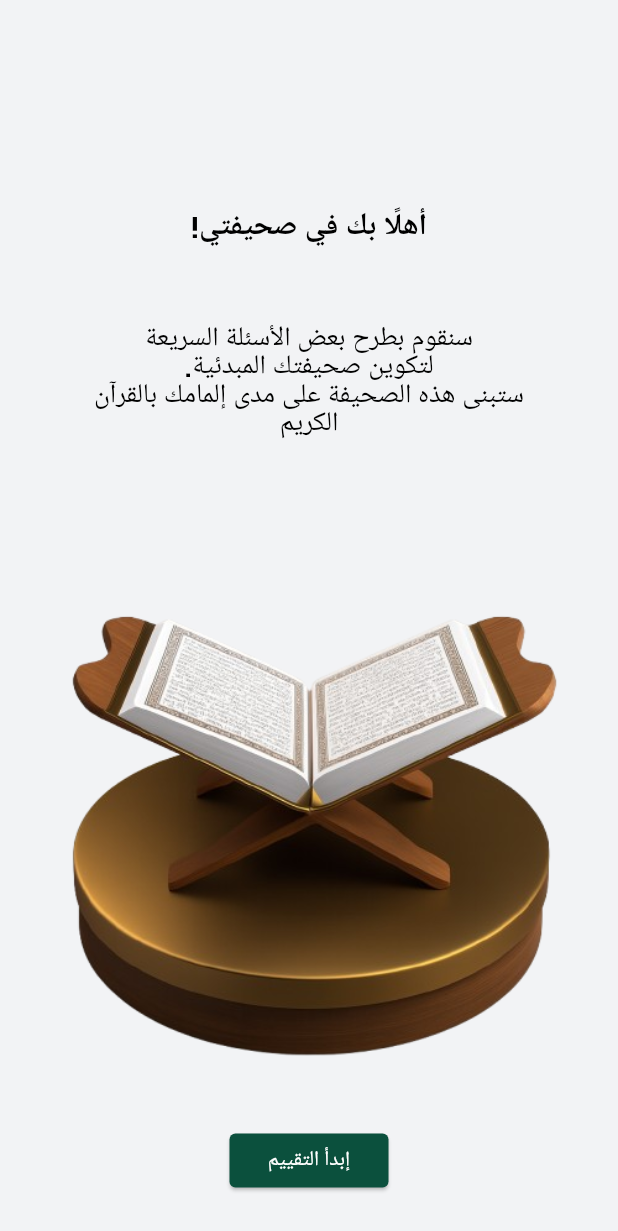
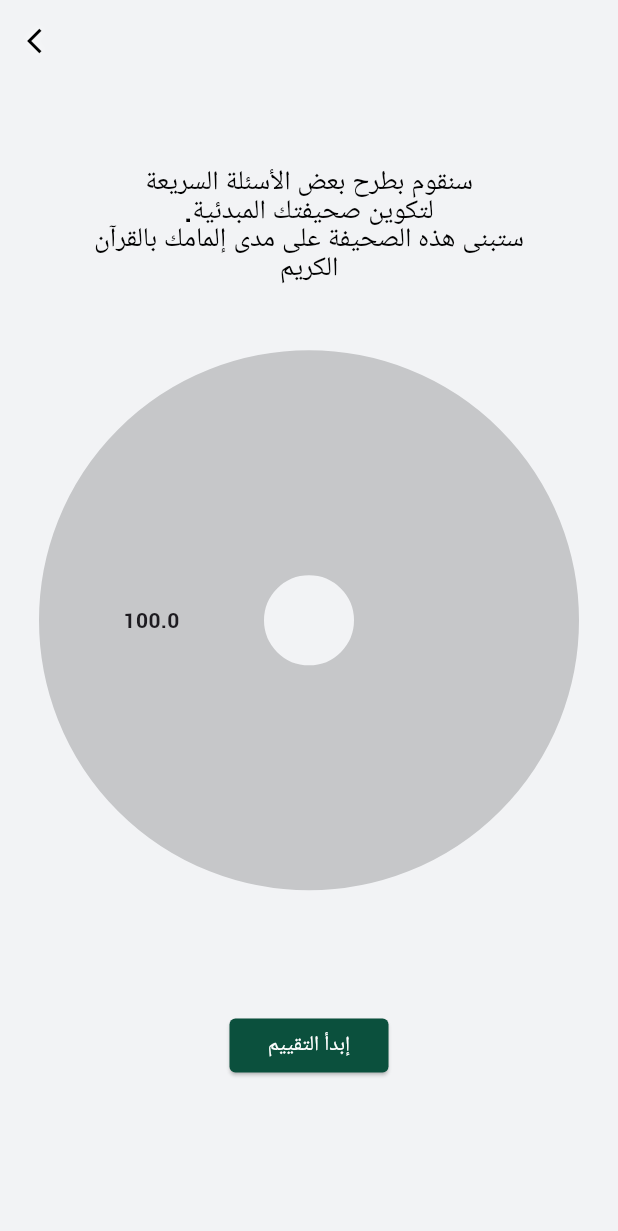
Before and after one commit to Abdelelah-PAL/sahifaty, a Flutter app: the WelcomeScreen screen opened directly, on a phone screen of 412 x 824 dp. Shown: the top 1231 px of the screen. Run offline on Flutter 3.47's test engine with Material 3 defaults, Android fonts, the phone set to English and light mode, and no system bars; drawn by our look-alikes of fl_chart; our stand-ins replace connectivity_plus, fluttertoast, get, shared_preferences; missing offline and left inert: pie_chart_3d, quran; accounts and stored records are empty.

Commit message:
fixing issues

```diff
--- a/lib/providers/users_provider.dart
+++ b/lib/providers/users_provider.dart
@@ -107,6 +107,7 @@ class UsersProvider with ChangeNotifier {
     final email = prefs.getString('email') ?? '';
     final password = prefs.getString('password') ?? '';
 
-    isFirstLogin = email != '' && password != '';
+    isFirstLogin = email == '' && password == '';
+    notifyListeners();
   }
 }
--- a/lib/screens/first_pie_chart_screen/first_pie_chart_screen.dart
+++ b/lib/screens/first_pie_chart_screen/first_pie_chart_screen.dart
@@ -53,7 +53,7 @@ class FirstPieChartScreen extends StatelessWidget {
                     child: PieChart(
                         PieChartData(
                       sectionsSpace: 1,
-                      centerSpaceRadius: 50,
+                      centerSpaceRadius: 30,
                       sections: EvaluationsController()
                           .buildChartSections(evaluationsProvider)
                           .map((section) {
@@ -94,7 +94,7 @@ class FirstPieChartScreen extends StatelessWidget {
                 ),
                 SizedBox(height: SizeConfig.getProportionalHeight(50)),
                 CustomButton(
-                  onPressed: () => {Get.to( const ShaifaScreen())},
+                  onPressed: () => {Get.to( const SahifaScreen())},
                   text: 'اذهب إلى صحيفتي',
                   width: 155,
                   height: 35,
--- a/lib/screens/welcome_screen/welcome_screen.dart
+++ b/lib/screens/welcome_screen/welcome_screen.dart
@@ -1,13 +1,14 @@
+import 'package:fl_chart/fl_chart.dart';
 import 'package:flutter/material.dart';
 import 'package:get/get.dart';
 import 'package:provider/provider.dart';
 import 'package:sahifaty/providers/ayat_provider.dart';
 import 'package:sahifaty/providers/evaluations_provider.dart';
 import 'package:sahifaty/providers/school_provider.dart';
-import '../../core/constants/assets.dart';
 import '../../core/utils/size_config.dart';
 import '../../core/constants/colors.dart';
 import '../questions_screen/questions_screen.dart';
+import '../widgets/custom_back_button.dart';
 import '../widgets/custom_button.dart';
 import '../widgets/custom_text.dart';
 
@@ -20,26 +21,79 @@ class WelcomeScreen extends StatefulWidget {
 
 class _WelcomeScreenState extends State<WelcomeScreen> {
   @override
+  // Widget build(BuildContext context) {
+  //   return Scaffold(
+  //     backgroundColor: AppColors.backgroundColor,
+  //     body: Column(
+  //         mainAxisAlignment: MainAxisAlignment.start,
+  //         crossAxisAlignment: CrossAxisAlignment.center,
+  //         children: [
+  //           SizeConfig.customSizedBox(null, 6, null),
+  //           const Directionality(
+  //             textDirection: TextDirection.rtl,
+  //             child: CustomText(
+  //               text: 'أهلًا بك في صحيفتي!',
+  //               fontWeight: FontWeight.bold,
+  //               fontSize: 20,
+  //               color: Colors.black,
+  //               textAlign: TextAlign.center,
+  //               withBackground: false,
+  //             ),
+  //           ),
+  //           SizeConfig.customSizedBox(null, 20, null),
+  //           Center(
+  //             child: SizedBox(
+  //                 width: SizeConfig.getProportionalWidth(300),
+  //                 child: const CustomText(
+  //                   text:
+  //                   'سنقوم بطرح بعض الأسئلة السريعة\nلتكوين صحيفتك المبدئية.\nستبنى هذه الصحيفة على مدى إلمامك بالقرآن الكريم',
+  //                   fontSize: 18,
+  //                   structHeight: 1.35,
+  //                   structLeading: 0.0,
+  //                   textHeight: 1.35,
+  //                   withBackground: false,
+  //                 )),
+  //           ),
+  //           SizeConfig.customSizedBox(null, 20, null),
+  //           Image.asset(Assets.quran),
+  //           CustomButton(
+  //             onPressed: () async {
+  //               final schoolProvider = context.read<SchoolProvider>();
+  //               final ayatProvider = context.read<AyatProvider>();
+  //               final evaluationsProvider = context.read<EvaluationsProvider>();
+  //
+  //               await schoolProvider.getQuickQuestionsSchool();
+  //               await ayatProvider.getQuickQuestionsAyatByLevel(1, 1);
+  //               await evaluationsProvider.getAllEvaluations();
+  //
+  //               Get.to(const QuestionsScreen());
+  //             },
+  //             text: 'إبدأ التقييم',
+  //             width: 106,
+  //             height: 36,
+  //           ),
+  //
+  //         ]),
+  //   );
+  // }
+
   Widget build(BuildContext context) {
     return Scaffold(
+      appBar: AppBar(
         backgroundColor: AppColors.backgroundColor,
-      body: Column(
-          mainAxisAlignment: MainAxisAlignment.start,
-          crossAxisAlignment: CrossAxisAlignment.center,
+        leading: const CustomBackButton(),
+      ),
+      body: SingleChildScrollView(
+        child: Center(
+          child: Padding(
+            padding: EdgeInsets.only(
+              top: SizeConfig.getProportionalHeight(50),
+              bottom: SizeConfig.getProportionalHeight(55),
+              right: SizeConfig.getProportionalWidth(10),
+              left: SizeConfig.getProportionalWidth(10),
+            ),
+            child: Column(
               children: [
-            SizeConfig.customSizedBox(null, 6, null),
-            const Directionality(
-              textDirection: TextDirection.rtl,
-              child: CustomText(
-                text: 'أهلًا بك في صحيفتي!',
-                fontWeight: FontWeight.bold,
-                fontSize: 20,
-                color: Colors.black,
-                textAlign: TextAlign.center,
-                withBackground: false,
-              ),
-            ),
-            SizeConfig.customSizedBox(null, 20, null),
                 Center(
                   child: SizedBox(
                       width: SizeConfig.getProportionalWidth(300),
@@ -53,26 +107,45 @@ class _WelcomeScreenState extends State<WelcomeScreen> {
                         withBackground: false,
                       )),
                 ),
-            SizeConfig.customSizedBox(null, 20, null),
-            Image.asset(Assets.quran),
+                SizeConfig.customSizedBox(null, 5, null),
+                SizedBox(
+                    width: 100,
+                    height: 100,
+                    child: PieChart(
+                       PieChartData(
+                      sectionsSpace: 1,
+                      centerSpaceRadius: 30,
+                           sections:[
+                          PieChartSectionData(
+                            value: 100,
+                            color: AppColors.uncategorizedColor,
+                            radius: 150,
+                          ),
+                        ]
+                       )
+                    )),
+                SizeConfig.customSizedBox(null, 5, null),
+                SizedBox(height: SizeConfig.getProportionalHeight(50)),
                 CustomButton(
                   onPressed: () async {
                     final schoolProvider = context.read<SchoolProvider>();
                     final ayatProvider = context.read<AyatProvider>();
-                final evaluationsProvider = context.read<EvaluationsProvider>();
-
+                    final evaluationsProvider =
+                        context.read<EvaluationsProvider>();
                     await schoolProvider.getQuickQuestionsSchool();
                     await ayatProvider.getQuickQuestionsAyatByLevel(1, 1);
                     await evaluationsProvider.getAllEvaluations();
-
                     Get.to(const QuestionsScreen());
                   },
                   text: 'إبدأ التقييم',
                   width: 106,
                   height: 36,
                 ),
-
-          ]),
+              ],
+            ),
+          ),
+        ),
+      ),
     );
   }
 }
```
Also changed, not shown: lib/screens/authentication_screens/login_screen.dart (+12 -4 lines), lib/screens/quran_view/index_page.dart (+17 -22 lines), lib/screens/sahifa_screen/sahifa_screen.dart (+65 -44 lines). Lines whose indentation alone changed are shown as unchanged.
